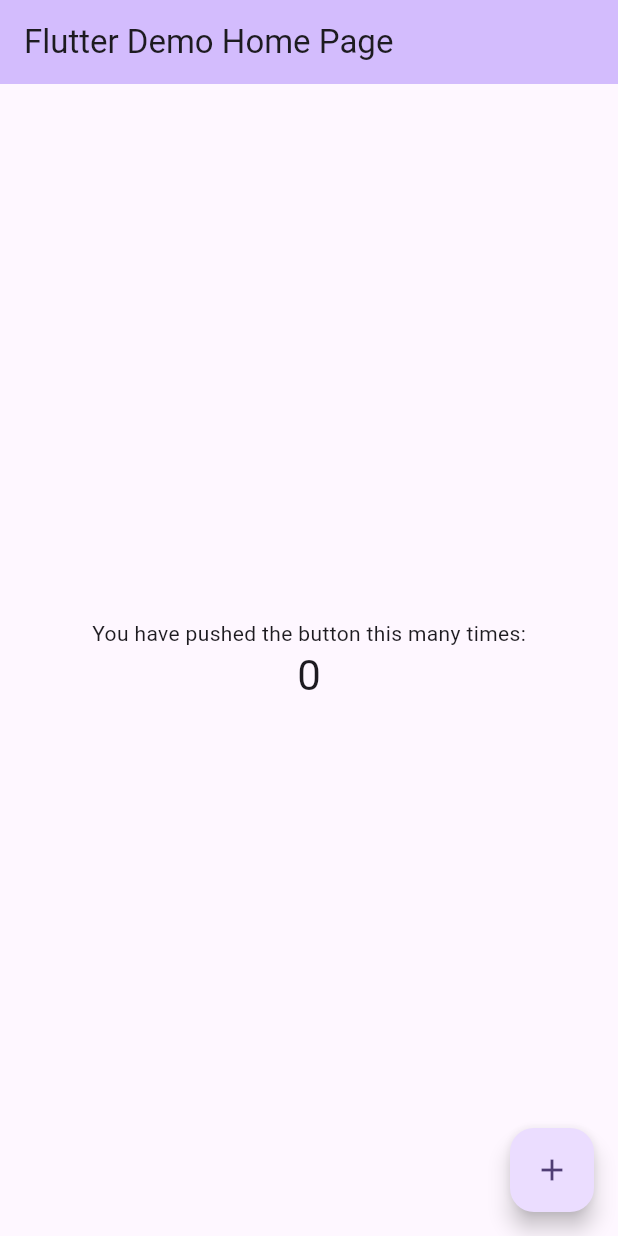
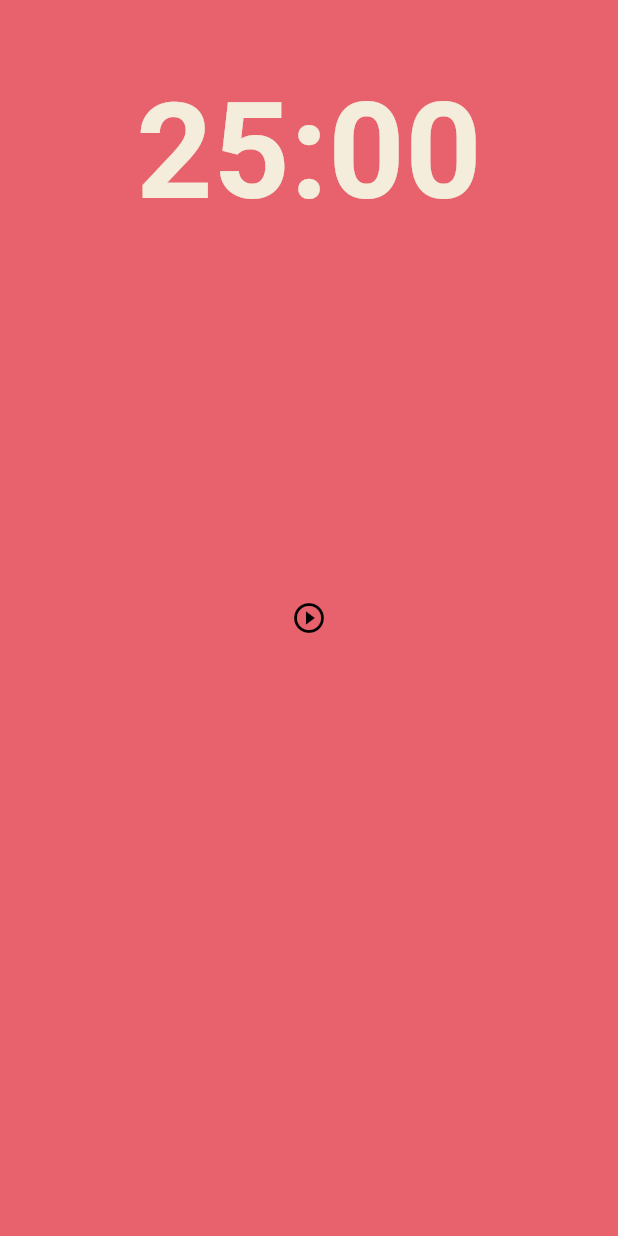
Before and after one commit to iloveuhyeon/flutter_clonecoding, a Flutter app: the screen it shows after launch, on a phone screen of 412 x 824 dp. Run offline on Flutter 3.47's test engine with Material 3 defaults, Android fonts, the light colour scheme and no system bars.

Commit message:
home_screen

```diff
--- a/pomodoro/lib/main.dart
+++ b/pomodoro/lib/main.dart
@@ -1,125 +1,28 @@
 import 'package:flutter/material.dart';
+import 'package:pomodoro/screens/home_screen.dart';
 
 void main() {
-  runApp(const MyApp());
+  runApp(const App());
 }
 
-class MyApp extends StatelessWidget {
-  const MyApp({super.key});
+class App extends StatelessWidget {
+  const App({super.key});
 
-  // This widget is the root of your application.
   @override
   Widget build(BuildContext context) {
     return MaterialApp(
-      title: 'Flutter Demo',
       theme: ThemeData(
-        // This is the theme of your application.
-        //
-        // TRY THIS: Try running your application with "flutter run". You'll see
-        // the application has a purple toolbar. Then, without quitting the app,
-        // try changing the seedColor in the colorScheme below to Colors.green
-        // and then invoke "hot reload" (save your changes or press the "hot
-        // reload" button in a Flutter-supported IDE, or press "r" if you used
-        // the command line to start the app).
-        //
-        // Notice that the counter didn't reset back to zero; the application
-        // state is not lost during the reload. To reset the state, use hot
-        // restart instead.
-        //
-        // This works for code too, not just values: Most code changes can be
-        // tested with just a hot reload.
-        colorScheme: ColorScheme.fromSeed(seedColor: Colors.deepPurple),
-        useMaterial3: true,
+        colorScheme: ColorScheme.fromSwatch(
+          backgroundColor: const Color(0xFFE7626C),
+        ),
+        textTheme: const TextTheme(
+          displayLarge: TextStyle(
+            color: Color(0xFF232B55),
+          ),
+        ),
+        cardColor: const Color(0xFFF4EDDB),
       ),
-      home: const MyHomePage(title: 'Flutter Demo Home Page'),
+      home: const HomeScreen(),
     );
   }
 }
-
-class MyHomePage extends StatefulWidget {
-  const MyHomePage({super.key, required this.title});
-
-  // This widget is the home page of your application. It is stateful, meaning
-  // that it has a State object (defined below) that contains fields that affect
-  // how it looks.
-
-  // This class is the configuration for the state. It holds the values (in this
-  // case the title) provided by the parent (in this case the App widget) and
-  // used by the build method of the State. Fields in a Widget subclass are
-  // always marked "final".
-
-  final String title;
-
-  @override
-  State<MyHomePage> createState() => _MyHomePageState();
-}
-
-class _MyHomePageState extends State<MyHomePage> {
-  int _counter = 0;
-
-  void _incrementCounter() {
-    setState(() {
-      // This call to setState tells the Flutter framework that something has
-      // changed in this State, which causes it to rerun the build method below
-      // so that the display can reflect the updated values. If we changed
-      // _counter without calling setState(), then the build method would not be
-      // called again, and so nothing would appear to happen.
-      _counter++;
-    });
-  }
-
-  @override
-  Widget build(BuildContext context) {
-    // This method is rerun every time setState is called, for instance as done
-    // by the _incrementCounter method above.
-    //
-    // The Flutter framework has been optimized to make rerunning build methods
-    // fast, so that you can just rebuild anything that needs updating rather
-    // than having to individually change instances of widgets.
-    return Scaffold(
-      appBar: AppBar(
-        // TRY THIS: Try changing the color here to a specific color (to
-        // Colors.amber, perhaps?) and trigger a hot reload to see the AppBar
-        // change color while the other colors stay the same.
-        backgroundColor: Theme.of(context).colorScheme.inversePrimary,
-        // Here we take the value from the MyHomePage object that was created by
-        // the App.build method, and use it to set our appbar title.
-        title: Text(widget.title),
-      ),
-      body: Center(
-        // Center is a layout widget. It takes a single child and positions it
-        // in the middle of the parent.
-        child: Column(
-          // Column is also a layout widget. It takes a list of children and
-          // arranges them vertically. By default, it sizes itself to fit its
-          // children horizontally, and tries to be as tall as its parent.
-          //
-          // Column has various properties to control how it sizes itself and
-          // how it positions its children. Here we use mainAxisAlignment to
-          // center the children vertically; the main axis here is the vertical
-          // axis because Columns are vertical (the cross axis would be
-          // horizontal).
-          //
-          // TRY THIS: Invoke "debug painting" (choose the "Toggle Debug Paint"
-          // action in the IDE, or press "p" in the console), to see the
-          // wireframe for each widget.
-          mainAxisAlignment: MainAxisAlignment.center,
-          children: <Widget>[
-            const Text(
-              'You have pushed the button this many times:',
-            ),
-            Text(
-              '$_counter',
-              style: Theme.of(context).textTheme.headlineMedium,
-            ),
-          ],
-        ),
-      ),
-      floatingActionButton: FloatingActionButton(
-        onPressed: _incrementCounter,
-        tooltip: 'Increment',
-        child: const Icon(Icons.add),
-      ), // This trailing comma makes auto-formatting nicer for build methods.
-    );
-  }
-}
--- /dev/null
+++ b/pomodoro/lib/screens/home_screen.dart
@@ -0,0 +1,49 @@
+import 'package:flutter/material.dart';
+
+class HomeScreen extends StatefulWidget {
+  const HomeScreen({super.key});
+
+  @override
+  State<HomeScreen> createState() => _HomeScreenState();
+}
+
+class _HomeScreenState extends State<HomeScreen> {
+  @override
+  Widget build(BuildContext context) {
+    return Scaffold(
+      backgroundColor: Theme.of(context).colorScheme.background,
+      body: Column(
+        children: [
+          Flexible(
+            flex: 1,
+            child: Container(
+              alignment: Alignment.bottomCenter,
+              child: Text(
+                '25:00',
+                style: TextStyle(
+                  color: Theme.of(context).cardColor,
+                  fontSize: 89,
+                  fontWeight: FontWeight.w600,
+                ),
+              ),
+            ),
+          ),
+          Flexible(
+            flex: 3,
+            child: Center(
+              child: IconButton(
+                  onPressed: () {},
+                  icon: const Icon(
+                    Icons.play_circle_outline,
+                  )),
+            ),
+          ),
+          Flexible(
+            flex: 1,
+            child: Container(),
+          ),
+        ],
+      ),
+    );
+  }
+}
```
Also changed, not shown: 1 other file.
